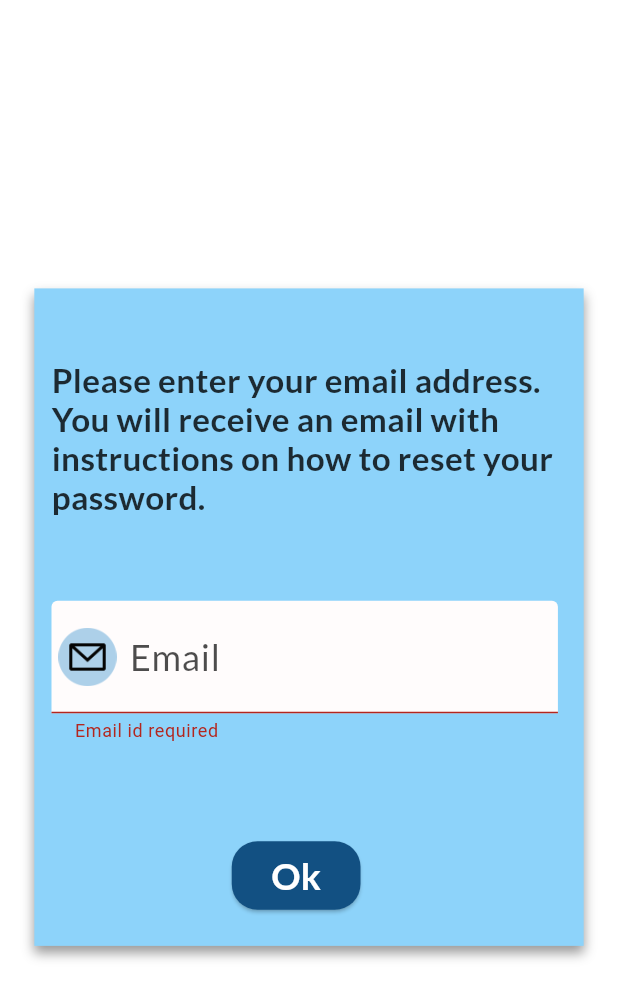
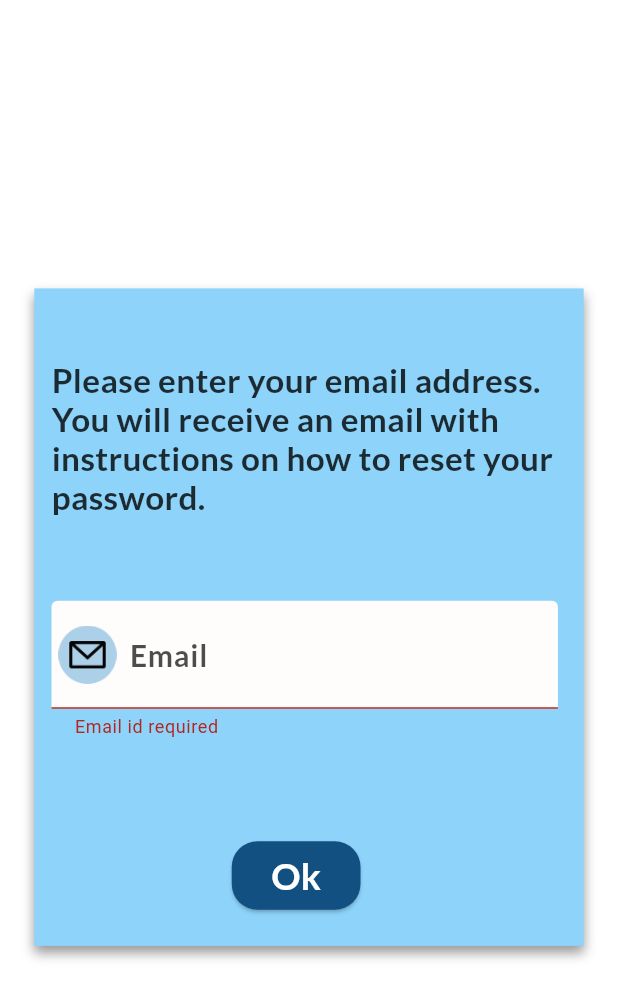
Before and after one commit to NehaKamath29/MobileAppDev-HealthSync, a Flutter app: the PasswordClass widget shown alone on an empty page, opened directly, after a tap on "Ok", on a phone screen of 412 x 824 dp. Shown: the top 999 px of the screen. Run offline on Flutter 3.47's test engine with Material 3 defaults, Android fonts, the phone set to English and light mode, and no system bars; our stand-ins replace carousel_slider, cloud_firestore, email_validator, firebase_core, fluttertoast, google_fonts and 3 more; missing offline and left inert: auto_size_text_field; accounts and stored records are empty; network calls fail.

Commit message:
Navigations updated

```diff
--- a/lib/main.dart
+++ b/lib/main.dart
@@ -36,6 +36,8 @@ import 'package:healthsync_app/pages/alarm_landing.dart';
 import 'package:healthsync_app/pages/reminder_main.dart';
 import 'package:healthsync_app/pages/tracking_landing.dart';
 import 'package:healthsync_app/pages/medical_history_no_record.dart';
+import 'package:healthsync_app/pages/forgetpass_landing.dart';
+
 
 // ...
 
@@ -57,7 +59,7 @@ class MyApp extends StatelessWidget {
       theme: ThemeData(
         primarySwatch: Colors.blue,
       ),
-      home: const LoginClass(),
+      home: const ProfilePage(),
     );
   }
 }
--- a/lib/pages/forgetpass_landing.dart
+++ b/lib/pages/forgetpass_landing.dart
@@ -25,6 +25,7 @@ class _PasswordClassState extends State<PasswordClass> {
     double fem = MediaQuery.of(context).size.width / baseWidth;
     double ffem = fem * 0.97;
     return SingleChildScrollView(
+      child:Material(
       child: Form(
         key: _formKey,
         child: SizedBox(
@@ -71,9 +72,11 @@ class _PasswordClassState extends State<PasswordClass> {
                       child: Text(
                         'Please enter your email address.\nYou will receive an email with instructions on how to reset your password.',
                         style: safeGoogleFont(
+
                           'Lato',
                           fontSize: 20 * ffem,
                           fontWeight: FontWeight.w600,
+                          decoration: TextDecoration.none,
                           height: 1.2 * ffem / fem,
                           color: Color(0xcc000000),
                         ),
@@ -129,9 +132,9 @@ class _PasswordClassState extends State<PasswordClass> {
                               ),
                               labelText: 'Email',
                               labelStyle: const TextStyle(
-                                fontSize: 24,
+                                fontSize: 20,
                                 fontFamily: 'Lato',
-                                fontWeight: FontWeight.w500,
+                                fontWeight: FontWeight.w600,
                                 color: Color(0xb2000000),
                               ),
                               contentPadding: EdgeInsets.symmetric(
@@ -207,6 +210,7 @@ class _PasswordClassState extends State<PasswordClass> {
           ),
         ),
       ),
+    ),
     );
   }
 }
--- a/lib/pages/profile_landing.dart
+++ b/lib/pages/profile_landing.dart
@@ -4,6 +4,7 @@ import 'package:healthsync_app/pages/personal_profile.dart';
 import 'package:healthsync_app/utils/utils.dart';
 import 'package:shared_preferences/shared_preferences.dart';
 import 'package:loading_animation_widget/loading_animation_widget.dart';
+import 'package:healthsync_app/pages/forgetpass_landing.dart';
 
 Future<Map<String, dynamic>> get_details() async {
   FirebaseFirestore db = FirebaseFirestore.instance;
@@ -320,6 +321,11 @@ class YourWidget extends StatelessWidget {
                   height: 50 * fem,
                   child: ElevatedButton(
                     onPressed: () {
+                      Navigator.push(
+                      context,
+                      MaterialPageRoute(
+                          builder: (context) => const PasswordClass()),
+                    );
                       // Add your logic here for 'Edit profile' button
                     },
                     style: ElevatedButton.styleFrom(
```
Also changed, not shown: lib/pages/home.dart (+11 -14 lines), lib/pages/login.dart (+6 -3 lines), assets/images/profileicon.png.
